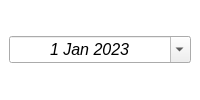
The window that App/Front/ventanasui/fecha.ui (LAngelVp/ProccessRMPG73) describes before a commit, drawn with Qt 5.
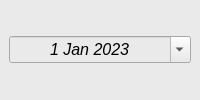
The same window after the commit.

What changed in the file:
```diff
--- a/App/Front/ventanasui/fecha.ui
+++ b/App/Front/ventanasui/fecha.ui
@@ -26,9 +26,8 @@
    <string>Form</string>
   </property>
   <property name="styleSheet">
-   <string notr="true">#w_principal{
-	background-color: rgb(255, 255, 255);
-}</string>
+   <string notr="true">background-color: rgb(234, 234, 234);
+color: rgb(0, 0, 0);</string>
   </property>
   <layout class="QVBoxLayout" name="verticalLayout">
    <property name="spacing">
@@ -48,6 +47,9 @@
    </property>
    <item>
     <widget class="QWidget" name="w_principal" native="true">
+     <property name="styleSheet">
+      <string notr="true">color: rgb(0, 0, 0);</string>
+     </property>
      <layout class="QVBoxLayout" name="verticalLayout_2">
       <item>
        <widget class="QDateEdit" name="date_edit_date_movement">
```
